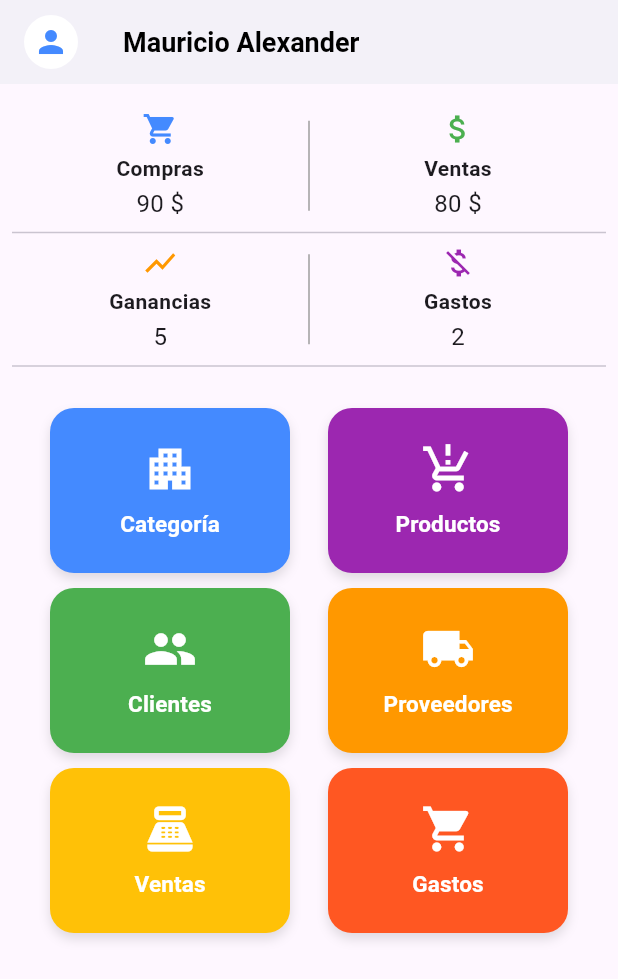
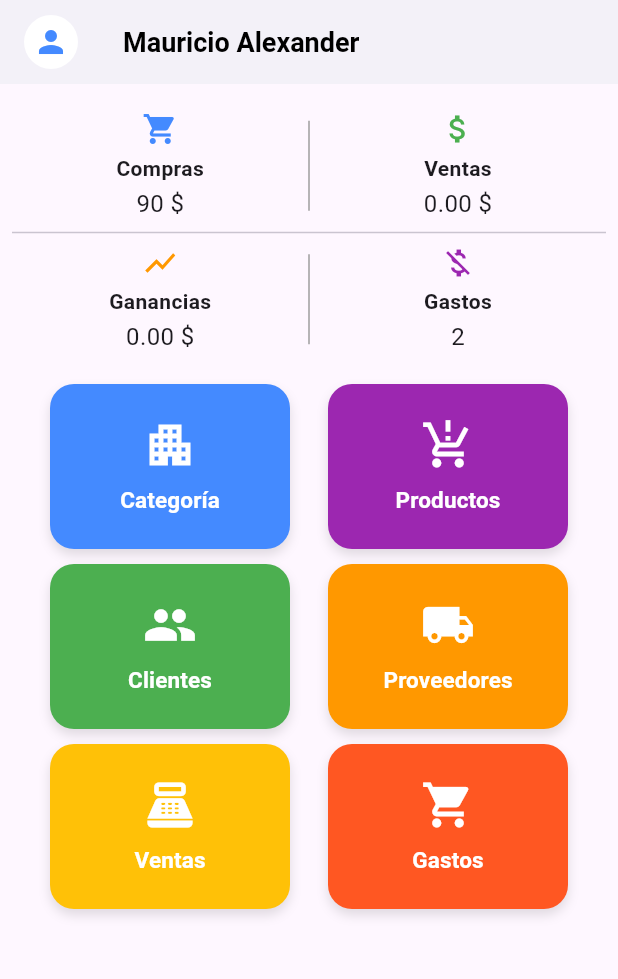
Before and after one commit to ISMAEL2003UTC/proyecto_final_movil, a Flutter app: the screen it shows after launch, on a phone screen of 412 x 824 dp. Shown: the top 979 px of the screen. Run offline on Flutter 3.47's test engine with Material 3 defaults, Android fonts, the phone set to English and light mode, and no system bars; our stand-ins replace sqflite; accounts and stored records are empty.

Commit message:
ventas tarjeta principal con ganancias

```diff
--- a/app_con_datos/lib/screens/home_screen.dart
+++ b/app_con_datos/lib/screens/home_screen.dart
@@ -1,7 +1,70 @@
 import 'package:flutter/material.dart';
 
-class HomeScreen extends StatelessWidget {
-  const HomeScreen({super.key});
+import '../models/products_models.dart';
+import '../models/sales_models.dart';
+import '../repositories/products_repository.dart';
+import '../repositories/sale_detail_repository.dart';
+import '../repositories/sales_repository.dart';
+
+class HomeScreen extends StatefulWidget {
+   HomeScreen({super.key});
+
+  @override
+  State<HomeScreen> createState() => _HomeScreenState();
+}
+
+class _HomeScreenState extends State<HomeScreen> {
+  final SaleRepository saleRepo = SaleRepository();
+  double totalVentas = 0;
+  double totalGanancias = 0;
+
+  bool cargando = true;
+
+  @override
+  void initState() {
+    super.initState();
+    cargarTotales();
+  }
+
+  Future<void> cargarTotales() async {
+    setState(() => cargando = true);
+
+    List<SaleModels> ventas = await saleRepo.getAll();
+    double sumaVentas = 0;
+    double sumaGanancias = 0;
+
+    final detailRepo = SaleDetailRepository();
+    final productsRepo = ProductsRepository();
+    final productos = await productsRepo.getAll();
+
+    for (var venta in ventas) {
+      sumaVentas += venta.montoTotal;
+
+      // Obtener detalles de la venta
+      final detalles = await detailRepo.getByVenta(venta.id!);
+      for (var detalle in detalles) {
+        final producto = productos.firstWhere(
+              (p) => p.id == detalle.productoId,
+          orElse: () => ProductsModels(
+            id: 0,
+            nombre: 'Desconocido',
+            precio: 0,
+            costo: 0,
+            codigo: '',
+            descripcion: '',
+            stock: 0,
+          ),
+        );
+        sumaGanancias += (detalle.precioUnitario - producto.costo) * detalle.cantidad;
+      }
+    }
+
+    setState(() {
+      totalVentas = sumaVentas;
+      totalGanancias = sumaGanancias;
+      cargando = false;
+    });
+  }
 
   @override
   Widget build(BuildContext context) {
@@ -11,7 +74,7 @@ class HomeScreen extends StatelessWidget {
         foregroundColor: Colors.white,
         elevation: 3,
         title: Row(
-          children: const [
+          children:  [
             CircleAvatar(
               radius: 18,
               backgroundColor: Colors.white,
@@ -31,10 +94,10 @@ class HomeScreen extends StatelessWidget {
       ),
 
       body: Padding(
-        padding: const EdgeInsets.all(8.0),
+        padding:  EdgeInsets.all(8.0),
         child: Column(
           children: [
-            const SizedBox(height: 10),
+             SizedBox(height: 10),
             Column(
               children: [
                 // Fila 1
@@ -43,7 +106,7 @@ class HomeScreen extends StatelessWidget {
                     Expanded(
                       child: Column(
                         crossAxisAlignment: CrossAxisAlignment.center,
-                        children: const [
+                        children:  [
                           Icon(Icons.shopping_cart, color: Colors.blueAccent),
                           SizedBox(height: 4),
                           Text(
@@ -59,7 +122,7 @@ class HomeScreen extends StatelessWidget {
                     Expanded(
                       child: Column(
                         crossAxisAlignment: CrossAxisAlignment.center,
-                        children: const [
+                        children: [
                            Icon(Icons.attach_money, color: Colors.green),
                            SizedBox(height: 4),
                            Text(
@@ -67,7 +130,13 @@ class HomeScreen extends StatelessWidget {
                             style: TextStyle(fontWeight: FontWeight.bold),
                           ),
                            SizedBox(height: 2),
-                          Text('80 \$', style: TextStyle(fontSize: 16)),
+                          // Mostrar total de ventas actualizado
+                          cargando
+                              ?  CircularProgressIndicator()
+                              : Text(
+                            '${totalVentas.toStringAsFixed(2)} \$',
+                            style:  TextStyle(fontSize: 16),
+                          ),
                         ],
                       ),
                     ),
@@ -75,12 +144,13 @@ class HomeScreen extends StatelessWidget {
                 ),
                 Divider(thickness: 1),
                 // Fila 2
+                // Fila 2: Ganancias y Gastos
                 Row(
                   children: [
                     Expanded(
                       child: Column(
                         crossAxisAlignment: CrossAxisAlignment.center,
-                        children: const [
+                        children: [
                            Icon(Icons.show_chart, color: Colors.orange),
                            SizedBox(height: 4),
                            Text(
@@ -88,7 +158,12 @@ class HomeScreen extends StatelessWidget {
                             style: TextStyle(fontWeight: FontWeight.bold),
                           ),
                            SizedBox(height: 2),
-                          Text('5', style: TextStyle(fontSize: 16)),
+                          cargando
+                              ?  CircularProgressIndicator()
+                              : Text(
+                            '${totalGanancias.toStringAsFixed(2)} \$',
+                            style:  TextStyle(fontSize: 16),
+                          ),
                         ],
                       ),
                     ),
@@ -96,7 +171,7 @@ class HomeScreen extends StatelessWidget {
                     Expanded(
                       child: Column(
                         crossAxisAlignment: CrossAxisAlignment.center,
-                        children: const [
+                        children:  [
                           Icon(Icons.money_off, color: Colors.purple), // Gastos
                           SizedBox(height: 4),
                           Text(
@@ -111,9 +186,6 @@ class HomeScreen extends StatelessWidget {
                   ],
                 ),
 
-                Divider(thickness: 1),
-              ],
-            ),
                 SizedBox(height: 20),
 
             // FILA 1
@@ -135,13 +207,13 @@ class HomeScreen extends StatelessWidget {
                         BoxShadow(
                           color: Colors.black.withOpacity(0.12),
                           blurRadius: 6,
-                          offset: const Offset(0, 4),
+                          offset:  Offset(0, 4),
                         ),
                       ],
                     ),
                     child: Column(
                       mainAxisAlignment: MainAxisAlignment.center,
-                      children: const [
+                      children:  [
                         Icon(Icons.apartment, color: Colors.white, size: 36),
                         SizedBox(height: 8),
                         Text(
@@ -171,13 +243,13 @@ class HomeScreen extends StatelessWidget {
                         BoxShadow(
                           color: Colors.black.withOpacity(0.12),
                           blurRadius: 6,
-                          offset: const Offset(0, 4),
+                          offset:  Offset(0, 4),
                         ),
                       ],
                     ),
                     child: Column(
                       mainAxisAlignment: MainAxisAlignment.center,
-                      children: const [
+                      children:  [
                         Icon(
                           Icons.production_quantity_limits,
                           color: Colors.white,
@@ -199,7 +271,7 @@ class HomeScreen extends StatelessWidget {
               ],
             ),
 
-            const SizedBox(height: 10),
+             SizedBox(height: 10),
 
             // FILA 2
             Row(
@@ -220,13 +292,13 @@ class HomeScreen extends StatelessWidget {
                         BoxShadow(
                           color: Colors.black.withOpacity(0.12),
                           blurRadius: 6,
-                          offset: const Offset(0, 4),
+                          offset:  Offset(0, 4),
                         ),
                       ],
                     ),
                     child: Column(
                       mainAxisAlignment: MainAxisAlignment.center,
-                      children: const [
+                      children:  [
                         Icon(Icons.people, color: Colors.white, size: 36),
                         SizedBox(height: 8),
                         Text(
@@ -256,13 +328,13 @@ class HomeScreen extends StatelessWidget {
                         BoxShadow(
                           color: Colors.black.withOpacity(0.12),
                           blurRadius: 6,
-                          offset: const Offset(0, 4),
+                          offset:  Offset(0, 4),
                         ),
                       ],
                     ),
                     child: Column(
                       mainAxisAlignment: MainAxisAlignment.center,
-                      children: const [
+                      children:  [
                         Icon(
                           Icons.local_shipping,
                           color: Colors.white,
@@ -284,15 +356,16 @@ class HomeScreen extends StatelessWidget {
               ],
             ),
 
-            const SizedBox(height: 10),
+             SizedBox(height: 10),
 
             // FILA 3
             Row(
               mainAxisAlignment: MainAxisAlignment.spaceEvenly,
               children: [
                 TextButton(
-                  onPressed: () {
-                    Navigator.pushNamed(context, '/ventas');
+                  onPressed: () async {
+                    await Navigator.pushNamed(context, '/ventas');
+                    await cargarTotales();
                   },
                   style: TextButton.styleFrom(padding: EdgeInsets.zero),
                   child: Container(
@@ -305,13 +378,13 @@ class HomeScreen extends StatelessWidget {
                         BoxShadow(
                           color: Colors.black.withOpacity(0.12),
                           blurRadius: 6,
-                          offset: const Offset(0, 4),
+                          offset:  Offset(0, 4),
                         ),
                       ],
                     ),
                     child: Column(
                       mainAxisAlignment: MainAxisAlignment.center,
-                      children: const [
+                      children:  [
                         Icon(
                           Icons.point_of_sale,
                           color: Colors.white,
@@ -345,13 +418,13 @@ class HomeScreen extends StatelessWidget {
                         BoxShadow(
                           color: Colors.black.withOpacity(0.12),
                           blurRadius: 6,
-                          offset: const Offset(0, 4),
+                          offset:  Offset(0, 4),
                         ),
                       ],
                     ),
                     child: Column(
                       mainAxisAlignment: MainAxisAlignment.center,
-                      children: const [
+                      children:  [
                         Icon(
                           Icons.shopping_cart,
                           color: Colors.white,
@@ -374,6 +447,8 @@ class HomeScreen extends StatelessWidget {
             ),
           ],
         ),
+        ],
+      ),
       ),
     );
   }
```
Also changed, not shown: app_con_datos/lib/screens/sales/sales_screen.dart (+41 -0 lines). Lines whose indentation alone changed are shown as unchanged.
